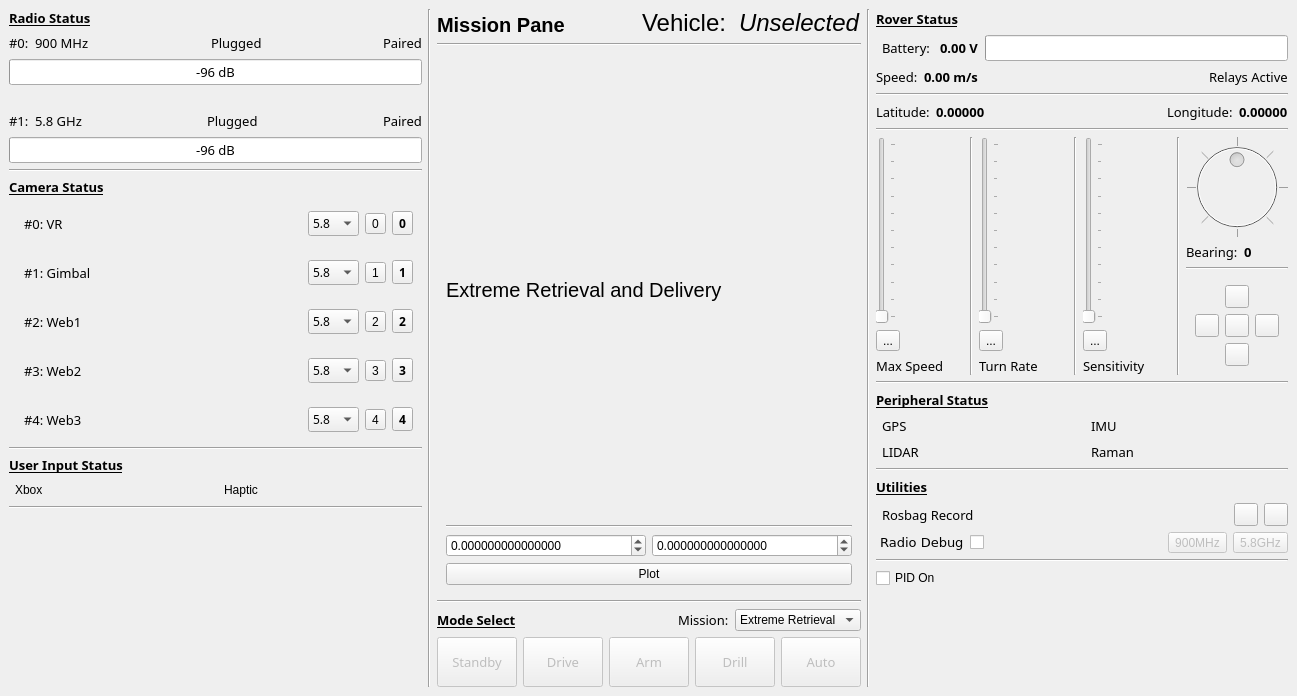
NovaRoverTeam/base_station, file scripts/gui/main.ui: the form before one commit.
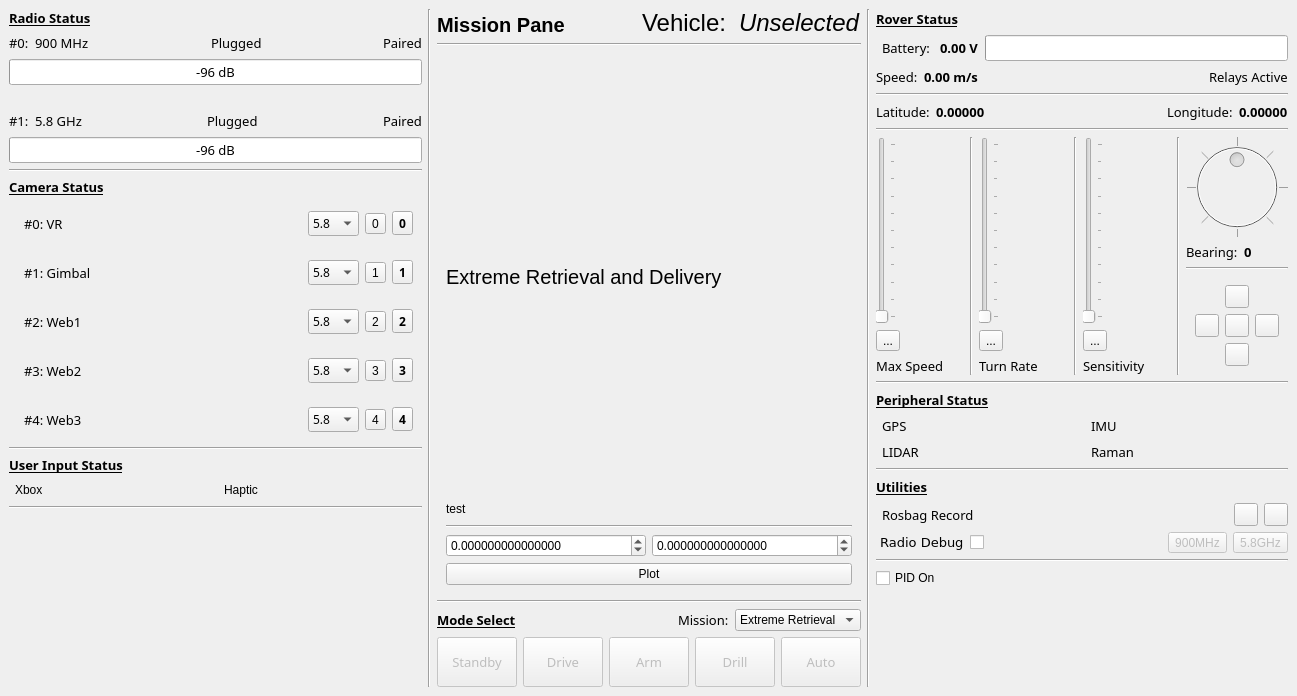
The form after the commit. Icons and pictures are not drawn. Custom widgets are drawn as their Qt base class.

Commit message: gui fixes and right drive changes

The edit to the form file:
```diff
--- a/scripts/gui/main.ui
+++ b/scripts/gui/main.ui
@@ -1393,6 +1393,19 @@
               </property>
              </widget>
             </item>
+            <item>
+             <widget class="QLabel" name="prev_GPS">
+              <property name="maximumSize">
+               <size>
+                <width>16777215</width>
+                <height>20</height>
+               </size>
+              </property>
+              <property name="text">
+               <string>test</string>
+              </property>
+             </widget>
+            </item>
             <item>
              <widget class="Line" name="line_17">
               <property name="orientation">
```
The commit also changes 4 other files.
